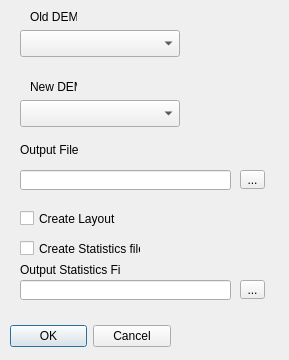
Qt form raster_vol_test/raster_vol_test_dialog_base.ui (sfajardot/qgis-thesis) before a commit.
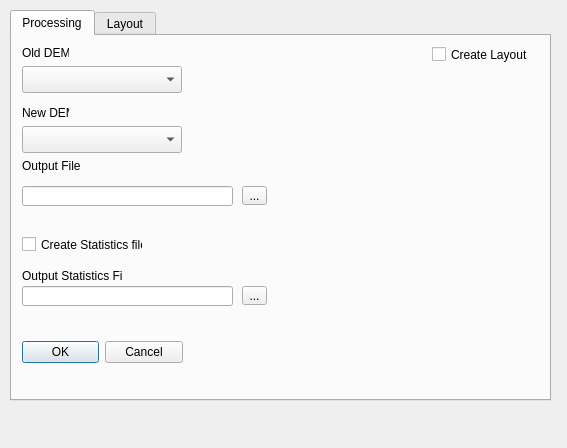
The same form after that commit. Custom widgets are drawn as their Qt base class.

Commit message: Added notes and Tab widget non functional

The edit to the form file:
```diff
--- a/raster_vol_test/raster_vol_test_dialog_base.ui
+++ b/raster_vol_test/raster_vol_test_dialog_base.ui
@@ -6,53 +6,46 @@
    <rect>
     <x>0</x>
     <y>0</y>
-    <width>289</width>
-    <height>360</height>
+    <width>567</width>
+    <height>448</height>
    </rect>
   </property>
   <property name="windowTitle">
    <string>Raster Tester</string>
   </property>
-  <widget class="QDialogButtonBox" name="button_box">
+  <widget class="QTabWidget" name="tabWidget">
    <property name="geometry">
     <rect>
      <x>10</x>
-     <y>320</y>
-     <width>161</width>
-     <height>32</height>
+     <y>10</y>
+     <width>541</width>
+     <height>391</height>
     </rect>
    </property>
-   <property name="orientation">
-    <enum>Qt::Horizontal</enum>
+   <property name="currentIndex">
+    <number>0</number>
    </property>
-   <property name="standardButtons">
-    <set>QDialogButtonBox::Cancel|QDialogButtonBox::Ok</set>
-   </property>
-  </widget>
-  <widget class="QgsMapLayerComboBox" name="cmbOld">
+   <widget class="QWidget" name="tab">
+    <attribute name="title">
+     <string>Processing</string>
+    </attribute>
+    <widget class="QLabel" name="label_5">
    <property name="geometry">
     <rect>
-     <x>20</x>
-     <y>30</y>
-     <width>160</width>
-     <height>27</height>
-    </rect>
-   </property>
-  </widget>
-  <widget class="QgsMapLayerComboBox" name="cmbNew">
-   <property name="geometry">
-    <rect>
-     <x>20</x>
-     <y>100</y>
-     <width>160</width>
-     <height>27</height>
-    </rect>
+       <x>10</x>
+       <y>120</y>
+       <width>71</width>
+       <height>20</height>
+      </rect>
+     </property>
+     <property name="text">
+      <string>Output File</string>
    </property>
   </widget>
   <widget class="QLabel" name="label">
    <property name="geometry">
     <rect>
-     <x>30</x>
+       <x>10</x>
      <y>10</y>
      <width>47</width>
      <height>13</height>
@@ -62,11 +55,21 @@
     <string>Old DEM</string>
    </property>
   </widget>
+    <widget class="QgsMapLayerComboBox" name="cmbOld">
+     <property name="geometry">
+      <rect>
+       <x>10</x>
+       <y>30</y>
+       <width>160</width>
+       <height>27</height>
+      </rect>
+     </property>
+    </widget>
   <widget class="QLabel" name="label_2">
    <property name="geometry">
     <rect>
-     <x>30</x>
-     <y>80</y>
+       <x>10</x>
+       <y>70</y>
      <width>47</width>
      <height>13</height>
     </rect>
@@ -75,24 +78,21 @@
     <string>New DEM</string>
    </property>
   </widget>
-  <widget class="QToolButton" name="btnOutput">
+    <widget class="QgsMapLayerComboBox" name="cmbNew">
    <property name="geometry">
     <rect>
-     <x>240</x>
-     <y>170</y>
-     <width>25</width>
-     <height>19</height>
-    </rect>
-   </property>
-   <property name="text">
-    <string>...</string>
-   </property>
+       <x>10</x>
+       <y>90</y>
+       <width>160</width>
+       <height>27</height>
+      </rect>
+     </property>
   </widget>
   <widget class="QLineEdit" name="lnOutput">
    <property name="geometry">
     <rect>
-     <x>20</x>
-     <y>170</y>
+       <x>10</x>
+       <y>150</y>
      <width>211</width>
      <height>20</height>
     </rect>
@@ -104,24 +104,24 @@
     <string/>
    </property>
   </widget>
-  <widget class="QLabel" name="label_5">
+    <widget class="QToolButton" name="btnOutput">
    <property name="geometry">
     <rect>
-     <x>20</x>
-     <y>140</y>
-     <width>71</width>
-     <height>20</height>
+       <x>230</x>
+       <y>150</y>
+       <width>25</width>
+       <height>19</height>
     </rect>
    </property>
    <property name="text">
-    <string>Output File</string>
+      <string>...</string>
    </property>
   </widget>
   <widget class="QCheckBox" name="chkLayout">
    <property name="geometry">
     <rect>
-     <x>20</x>
-     <y>210</y>
+       <x>420</x>
+       <y>10</y>
      <width>101</width>
      <height>17</height>
     </rect>
@@ -130,53 +130,11 @@
     <string>Create Layout</string>
    </property>
   </widget>
-  <widget class="QToolButton" name="btnOutputStats">
-   <property name="geometry">
-    <rect>
-     <x>240</x>
-     <y>280</y>
-     <width>25</width>
-     <height>19</height>
-    </rect>
-   </property>
-   <property name="text">
-    <string>...</string>
-   </property>
-  </widget>
-  <widget class="QLineEdit" name="lnOutputStats">
-   <property name="geometry">
-    <rect>
-     <x>20</x>
-     <y>280</y>
-     <width>211</width>
-     <height>20</height>
-    </rect>
-   </property>
-   <property name="whatsThis">
-    <string/>
-   </property>
-   <property name="text">
-    <string/>
-   </property>
-  </widget>
-  <widget class="QLabel" name="label_6">
-   <property name="geometry">
-    <rect>
-     <x>20</x>
-     <y>260</y>
-     <width>101</width>
-     <height>20</height>
-    </rect>
-   </property>
-   <property name="text">
-    <string>Output Statistics File</string>
-   </property>
-  </widget>
   <widget class="QCheckBox" name="chkStats">
    <property name="geometry">
     <rect>
-     <x>20</x>
-     <y>240</y>
+       <x>10</x>
+       <y>200</y>
      <width>121</width>
      <height>17</height>
     </rect>
@@ -184,6 +142,87 @@
    <property name="text">
     <string>Create Statistics file</string>
    </property>
+    </widget>
+    <widget class="QLabel" name="label_6">
+     <property name="geometry">
+      <rect>
+       <x>10</x>
+       <y>230</y>
+       <width>101</width>
+       <height>20</height>
+      </rect>
+     </property>
+     <property name="text">
+      <string>Output Statistics File</string>
+     </property>
+    </widget>
+    <widget class="QLineEdit" name="lnOutputStats">
+     <property name="geometry">
+      <rect>
+       <x>10</x>
+       <y>250</y>
+       <width>211</width>
+       <height>20</height>
+      </rect>
+     </property>
+     <property name="whatsThis">
+      <string/>
+     </property>
+     <property name="text">
+      <string/>
+     </property>
+    </widget>
+    <widget class="QToolButton" name="btnOutputStats">
+     <property name="geometry">
+      <rect>
+       <x>230</x>
+       <y>250</y>
+       <width>25</width>
+       <height>19</height>
+      </rect>
+     </property>
+     <property name="text">
+      <string>...</string>
+     </property>
+    </widget>
+    <widget class="QDialogButtonBox" name="button_box">
+     <property name="geometry">
+      <rect>
+       <x>10</x>
+       <y>300</y>
+       <width>161</width>
+       <height>32</height>
+      </rect>
+     </property>
+     <property name="orientation">
+      <enum>Qt::Horizontal</enum>
+     </property>
+     <property name="standardButtons">
+      <set>QDialogButtonBox::Cancel|QDialogButtonBox::Ok</set>
+     </property>
+    </widget>
+   </widget>
+   <widget class="QWidget" name="tab_2">
+    <attribute name="title">
+     <string>Layout</string>
+    </attribute>
+    <widget class="QDialogButtonBox" name="button_box_2">
+     <property name="geometry">
+      <rect>
+       <x>10</x>
+       <y>310</y>
+       <width>161</width>
+       <height>32</height>
+      </rect>
+     </property>
+     <property name="orientation">
+      <enum>Qt::Horizontal</enum>
+     </property>
+     <property name="standardButtons">
+      <set>QDialogButtonBox::Cancel|QDialogButtonBox::Ok</set>
+     </property>
+    </widget>
+   </widget>
   </widget>
  </widget>
  <customwidgets>
```
Lines whose indentation alone changed are shown as unchanged. The commit also changes 1 other file.
